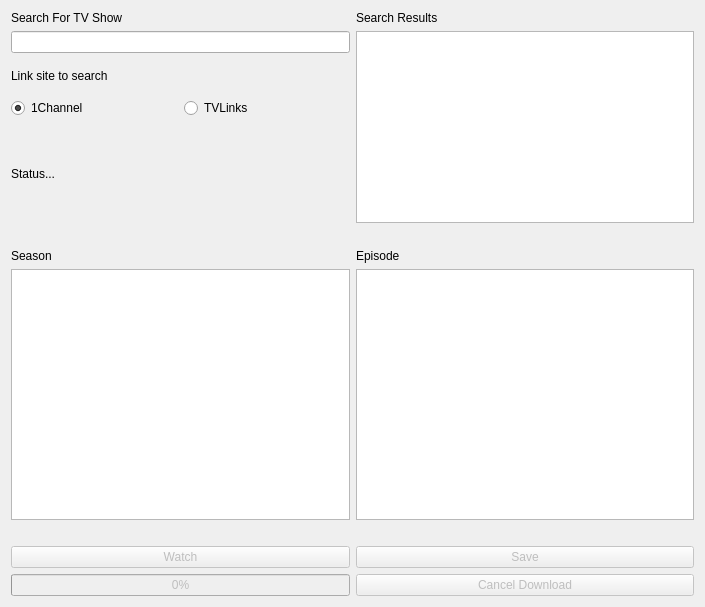
Old version of the form jankflixmodules/cli/gui.ui in the repository fimbrethil/jankflix-python.
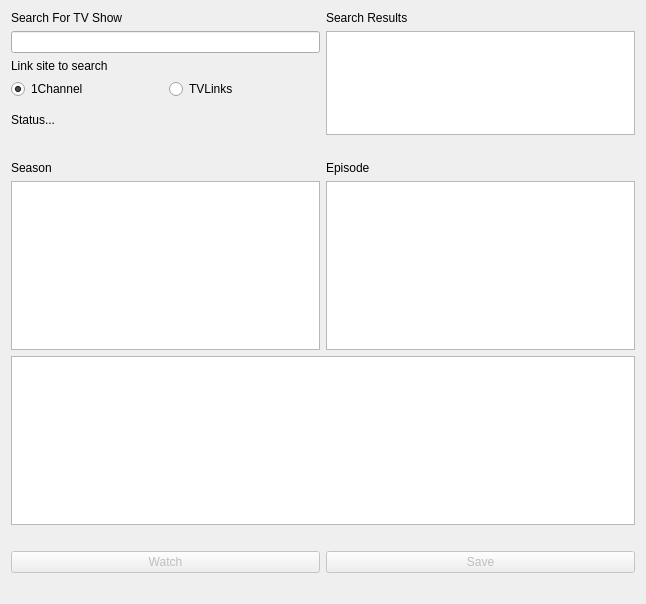
New version of the form.

Commit message:
Moved the file download functionality away from the gui class into a downloader class.
 Helps separate out responsibilities and in the future, will consolidate all downloading into one master downloader class

Diff of the .ui file:
```diff
--- a/jankflixmodules/cli/gui.ui
+++ b/jankflixmodules/cli/gui.ui
@@ -6,8 +6,8 @@
    <rect>
     <x>0</x>
     <y>0</y>
-    <width>705</width>
-    <height>607</height>
+    <width>646</width>
+    <height>604</height>
    </rect>
   </property>
   <property name="windowTitle">
@@ -16,40 +16,14 @@
   <layout class="QHBoxLayout" name="horizontalLayout">
    <item>
     <layout class="QGridLayout" name="gridLayout">
-     <item row="2" column="1">
-      <widget class="QLabel" name="label_4">
+     <item row="2" column="0">
+      <widget class="QLabel" name="label">
        <property name="text">
-        <string>Search Results</string>
+        <string>Search For TV Show</string>
        </property>
       </widget>
      </item>
-     <item row="11" column="0" colspan="2">
-      <spacer name="horizontalSpacer_3">
-       <property name="orientation">
-        <enum>Qt::Horizontal</enum>
-       </property>
-       <property name="sizeHint" stdset="0">
-        <size>
-         <width>40</width>
-         <height>20</height>
-        </size>
-       </property>
-      </spacer>
-     </item>
-     <item row="14" column="0" colspan="2">
-      <spacer name="horizontalSpacer_2">
-       <property name="orientation">
-        <enum>Qt::Horizontal</enum>
-       </property>
-       <property name="sizeHint" stdset="0">
-        <size>
-         <width>40</width>
-         <height>20</height>
-        </size>
-       </property>
-      </spacer>
-     </item>
-     <item row="15" column="0">
+     <item row="16" column="0">
       <widget class="QPushButton" name="myWatchPushButton">
        <property name="enabled">
         <bool>false</bool>
@@ -65,84 +39,6 @@
        </property>
       </widget>
      </item>
-     <item row="16" column="1">
-      <widget class="QPushButton" name="myCancelPushButton">
-       <property name="enabled">
-        <bool>false</bool>
-       </property>
-       <property name="text">
-        <string>Cancel Download</string>
-       </property>
-      </widget>
-     </item>
-     <item row="13" column="0">
-      <widget class="QListView" name="mySeasonListView">
-       <property name="editTriggers">
-        <set>QAbstractItemView::NoEditTriggers</set>
-       </property>
-      </widget>
-     </item>
-     <item row="16" column="0">
-      <widget class="QProgressBar" name="myProgressBar">
-       <property name="enabled">
-        <bool>false</bool>
-       </property>
-       <property name="value">
-        <number>0</number>
-       </property>
-       <property name="textVisible">
-        <bool>true</bool>
-       </property>
-       <property name="orientation">
-        <enum>Qt::Horizontal</enum>
-       </property>
-      </widget>
-     </item>
-     <item row="15" column="1">
-      <widget class="QPushButton" name="mySavePushButton">
-       <property name="enabled">
-        <bool>false</bool>
-       </property>
-       <property name="text">
-        <string>Save</string>
-       </property>
-      </widget>
-     </item>
-     <item row="12" column="1">
-      <widget class="QLabel" name="label_3">
-       <property name="text">
-        <string>Episode</string>
-       </property>
-      </widget>
-     </item>
-     <item row="12" column="0">
-      <widget class="QLabel" name="label_2">
-       <property name="text">
-        <string>Season</string>
-       </property>
-      </widget>
-     </item>
-     <item row="13" column="1">
-      <widget class="QListView" name="myEpisodeListView">
-       <property name="editTriggers">
-        <set>QAbstractItemView::NoEditTriggers</set>
-       </property>
-      </widget>
-     </item>
-     <item row="3" column="1" rowspan="6">
-      <widget class="QListView" name="myResultsListView">
-       <property name="editTriggers">
-        <set>QAbstractItemView::NoEditTriggers</set>
-       </property>
-      </widget>
-     </item>
-     <item row="2" column="0">
-      <widget class="QLabel" name="label">
-       <property name="text">
-        <string>Search For TV Show</string>
-       </property>
-      </widget>
-     </item>
      <item row="3" column="0">
       <widget class="QLineEdit" name="mySearchLineEdit"/>
      </item>
@@ -184,6 +80,111 @@
        </property>
       </widget>
      </item>
+     <item row="2" column="1">
+      <widget class="QLabel" name="label_4">
+       <property name="text">
+        <string>Search Results</string>
+       </property>
+      </widget>
+     </item>
+     <item row="12" column="1">
+      <widget class="QLabel" name="label_3">
+       <property name="text">
+        <string>Episode</string>
+       </property>
+      </widget>
+     </item>
+     <item row="12" column="0">
+      <widget class="QLabel" name="label_2">
+       <property name="text">
+        <string>Season</string>
+       </property>
+      </widget>
+     </item>
+     <item row="19" column="0" colspan="2">
+      <layout class="QGridLayout" name="myDownloadGridLayout"/>
+     </item>
+     <item row="15" column="0" colspan="2">
+      <spacer name="horizontalSpacer_2">
+       <property name="orientation">
+        <enum>Qt::Horizontal</enum>
+       </property>
+       <property name="sizeHint" stdset="0">
+        <size>
+         <width>40</width>
+         <height>20</height>
+        </size>
+       </property>
+      </spacer>
+     </item>
+     <item row="11" column="0" colspan="2">
+      <spacer name="horizontalSpacer_3">
+       <property name="orientation">
+        <enum>Qt::Horizontal</enum>
+       </property>
+       <property name="sizeHint" stdset="0">
+        <size>
+         <width>40</width>
+         <height>20</height>
+        </size>
+       </property>
+      </spacer>
+     </item>
+     <item row="16" column="1">
+      <widget class="QPushButton" name="mySavePushButton">
+       <property name="enabled">
+        <bool>false</bool>
+       </property>
+       <property name="text">
+        <string>Save</string>
+       </property>
+      </widget>
+     </item>
+     <item row="14" column="0" colspan="2">
+      <widget class="QTextBrowser" name="textBrowser">
+       <property name="html">
+        <string>&lt;!DOCTYPE HTML PUBLIC &quot;-//W3C//DTD HTML 4.0//EN&quot; &quot;http://www.w3.org/TR/REC-html40/strict.dtd&quot;&gt;
+&lt;html&gt;&lt;head&gt;&lt;meta name=&quot;qrichtext&quot; content=&quot;1&quot; /&gt;&lt;style type=&quot;text/css&quot;&gt;
+p, li { white-space: pre-wrap; }
+&lt;/style&gt;&lt;/head&gt;&lt;body style=&quot; font-family:'Ubuntu'; font-size:11pt; font-weight:400; font-style:normal;&quot;&gt;
+&lt;p style=&quot;-qt-paragraph-type:empty; margin-top:0px; margin-bottom:0px; margin-left:0px; margin-right:0px; -qt-block-indent:0; text-indent:0px;&quot;&gt;&lt;br /&gt;&lt;/p&gt;&lt;/body&gt;&lt;/html&gt;</string>
+       </property>
+      </widget>
+     </item>
+     <item row="17" column="0" colspan="2">
+      <spacer name="horizontalSpacer">
+       <property name="orientation">
+        <enum>Qt::Horizontal</enum>
+       </property>
+       <property name="sizeHint" stdset="0">
+        <size>
+         <width>40</width>
+         <height>20</height>
+        </size>
+       </property>
+      </spacer>
+     </item>
+     <item row="3" column="1" rowspan="6">
+      <widget class="QListWidget" name="myResultsListWidget">
+       <property name="editTriggers">
+        <set>QAbstractItemView::NoEditTriggers</set>
+       </property>
+      </widget>
+     </item>
+     <item row="13" column="1">
+      <widget class="QListWidget" name="myEpisodeListWidget">
+       <property name="editTriggers">
+        <set>QAbstractItemView::NoEditTriggers</set>
+       </property>
+      </widget>
+     </item>
+     <item row="13" column="0">
+      <widget class="QListWidget" name="mySeasonListWidget">
+       <property name="editTriggers">
+        <set>QAbstractItemView::NoEditTriggers</set>
+       </property>
+      </widget>
+     </item>
     </layout>
    </item>
   </layout>
```
The commit also changes 3 other files.
